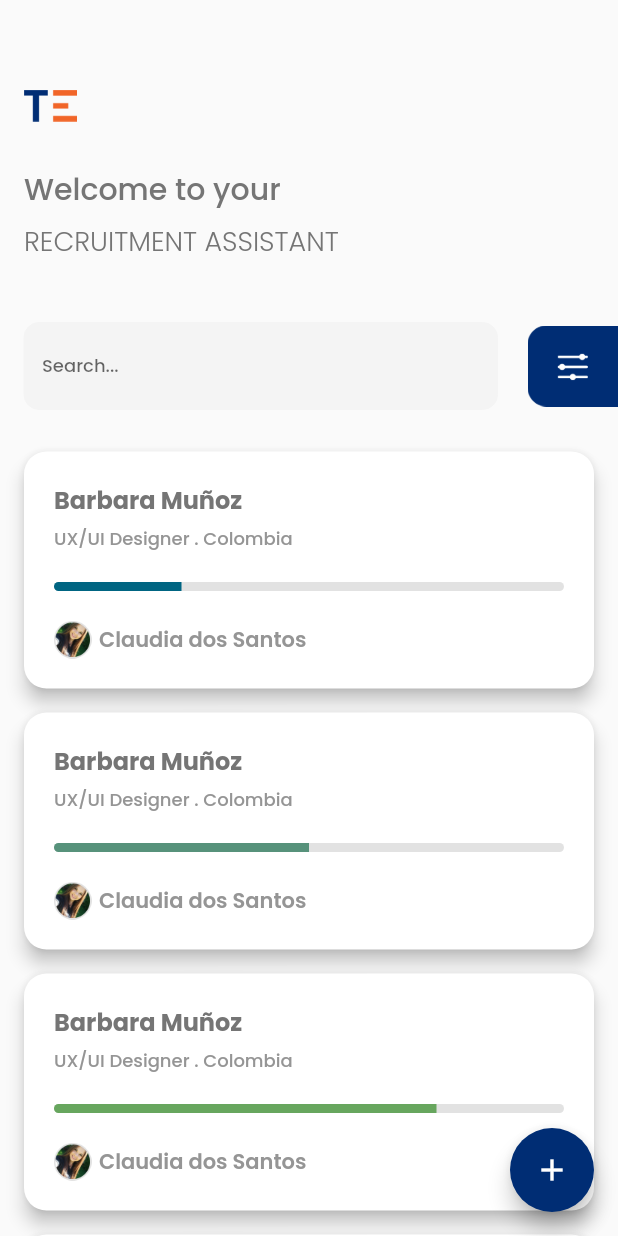
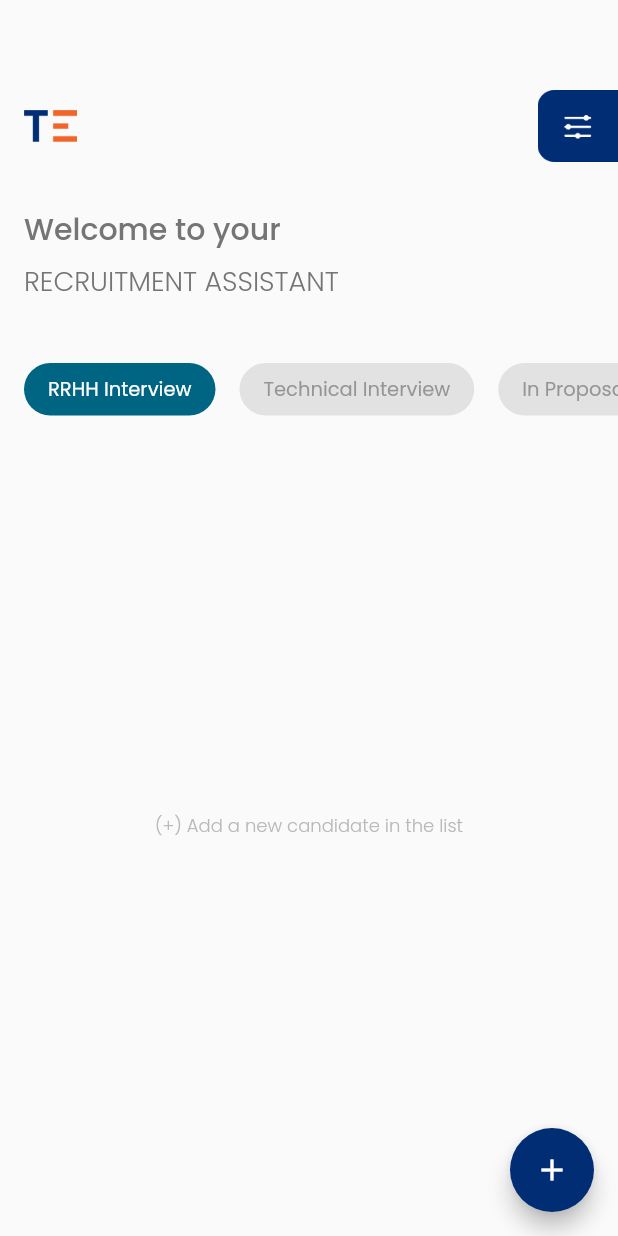
Before and after one commit to golomanos/RRHHassistant, a Flutter app: the screen it shows after launch, on a phone screen of 412 x 824 dp. Run offline on Flutter 3.47's test engine with Material 2 defaults, Android fonts, the phone set to English and light mode, and no system bars; our stand-ins replace google_fonts, sqflite; accounts and stored records are empty.

Commit message:
Dynamic table and chips

```diff
--- a/lib/src/pages/home_page.dart
+++ b/lib/src/pages/home_page.dart
@@ -1,7 +1,22 @@
 import 'package:flutter/material.dart';
+import 'package:terathon2020/src/providers/db_provider.dart';
+import 'package:terathon2020/src/models/interviewed_model.dart';
 
-class HomePage extends StatelessWidget {
+class HomePage extends StatefulWidget {
   const HomePage({Key key}) : super(key: key);
+  @override
+  _HomePageState createState() => _HomePageState();
+}
+
+class _HomePageState extends State<HomePage> {
+  List<Interviewed> _list = [];
+  int _activeChip = 1;
+
+  @override
+  void initState() {
+    super.initState();
+    _getListElements('RRHH Interview');
+  }
 
   @override
   Widget build(BuildContext context) {
@@ -18,13 +33,25 @@ class HomePage extends StatelessWidget {
           crossAxisAlignment: CrossAxisAlignment.start,
           children: [
             Container(
-              margin: EdgeInsets.only(top: 60.0, left: 16.0, right: 16.0),
+              margin: EdgeInsets.only(top: 60.0, left: 16.0, right: 0.0),
               child: Column(
                 crossAxisAlignment: CrossAxisAlignment.start,
                 children: [
-                  Image(
-                    image: AssetImage('assets/images/teravisionlogo.png'),
-                    height: 21.0,
+                  Row(
+                    children: [
+                      Expanded(
+                        child: Image(
+                          alignment: AlignmentDirectional.centerStart,
+                          image: AssetImage('assets/images/teravisionlogo.png'),
+                          height: 21.0,
+                        ),
+                      ),
+                      Container(
+                          child: Image(
+                        image: AssetImage('assets/images/filter_icon.png'),
+                        height: 48.0,
+                      )),
+                    ],
                   ),
                   SizedBox(
                     height: 30.0,
@@ -53,63 +80,8 @@ class HomePage extends StatelessWidget {
             SizedBox(
               height: 40.0,
             ),
-            Container(
-              margin: EdgeInsets.only(left: 16.0),
-              child: Row(
-                children: [
-                  Expanded(
-                      child: TextField(
-                          style: TextStyle(
-                              fontSize: 12.0, fontWeight: FontWeight.w500),
-                          cursorColor: Color.fromRGBO(0, 45, 116, 1),
-                          decoration: InputDecoration(
-                            filled: true,
-                            enabledBorder: OutlineInputBorder(
-                                borderRadius: BorderRadius.circular(10.0),
-                                borderSide: BorderSide(
-                                    width: 0.0,
-                                    color: Color.fromRGBO(244, 244, 244, 1))),
-                            focusedBorder: OutlineInputBorder(
-                                borderRadius: BorderRadius.circular(10.0),
-                                borderSide: BorderSide(
-                                    width: 0.0,
-                                    color: Color.fromRGBO(244, 244, 244, 1))),
-                            fillColor: Color.fromRGBO(244, 244, 244, 1),
-                            border: OutlineInputBorder(
-                              borderRadius: BorderRadius.circular(10.0),
-                            ),
-                            hintText: 'Search...',
-                          ),
-                          onChanged: (value) {})),
-                  Container(
-                      margin: EdgeInsets.only(left: 20.0),
-                      child: Image(
-                        image: AssetImage('assets/images/filter_icon.png'),
-                        height: 54.0,
-                      )),
-                ],
-              ),
-            ),
-            SizedBox(
-              height: 20.0,
-            ),
-            Expanded(
-                child: ListView(
-              children: [
-                _createCard(0.25),
-                _createCard(0.5),
-                _createCard(0.75),
-                _createCard(1.0),
-                _createCard(0.25),
-                _createCard(0.5),
-                _createCard(0.75),
-                _createCard(1.0),
-                _createCard(0.25),
-                _createCard(0.5),
-                _createCard(0.75),
-                _createCard(1.0),
-              ],
-            ))
+            Container(height: 35.0, child: _createChips(_activeChip)),
+            Expanded(child: _list.length > 0 ? _creaList() : _showMessage())
           ],
         ));
   }
@@ -171,8 +143,15 @@ class HomePage extends StatelessWidget {
     );
   }
 
+  void _getListElements(status) async {
+    _list = await DBProvider.db.applyFilters(status);
+    setState(() {});
+  }
+
   Color _getColor(double value) {
-    if (value == 0.25) {
+    if (value == 0.0) {
+      return Color.fromRGBO(117, 117, 117, 1);
+    } else if (value == 0.25) {
       return Color.fromRGBO(0, 101, 130, 1);
     } else if (value == 0.5) {
       return Color.fromRGBO(87, 146, 123, 1);
@@ -182,4 +161,144 @@ class HomePage extends StatelessWidget {
       return Color.fromRGBO(119, 185, 66, 1);
     }
   }
+
+  Widget _creaList() {
+    return ListView.builder(
+        itemCount: _list.length,
+        itemBuilder: (BuildContext context, int index) {
+          return _createCard(0.25);
+        });
+  }
+
+  Widget _showMessage() {
+    return Center(
+      child: Text(
+        '(+) Add a new candidate in the list',
+        style: TextStyle(
+            color: Color.fromRGBO(185, 185, 185, 1),
+            fontSize: 12.0,
+            fontWeight: FontWeight.w300),
+      ),
+    );
+  }
+
+  Widget _createChips(int active) {
+    return ListView(scrollDirection: Axis.horizontal, children: [
+      Container(
+        margin: EdgeInsets.only(left: 16),
+        child: RaisedButton(
+          elevation: 0.0,
+          onPressed: () {
+            _activeChip = 1;
+            _getListElements('RRHH Interview');
+          },
+          shape:  RoundedRectangleBorder(
+            borderRadius: BorderRadius.circular(20.0)
+          ),
+          color: active == 1 ?  Color.fromRGBO(0, 101, 130, 1) : Color.fromRGBO(226, 226, 226, 1),
+          child: Text(
+            'RRHH Interview',
+            style: TextStyle(
+                color: active == 1
+                    ? Colors.white
+                    : Color.fromRGBO(149, 149, 149, 1),
+                fontSize: 13.0,
+                fontWeight: FontWeight.w400),
+          ),
+        ),
+      ),
+      Container(
+        margin: EdgeInsets.only(left: 16),
+        child: RaisedButton(
+          elevation: 0.0,
+          onPressed: () {
+              _activeChip = 2;
+              _getListElements('Technical Interview');
+          },
+          shape:  RoundedRectangleBorder(
+            borderRadius: BorderRadius.circular(20.0)
+          ),
+          color: active == 2 ?  Color.fromRGBO(87, 146, 123, 1) : Color.fromRGBO(226, 226, 226, 1),
+          child: Text(
+            'Technical Interview',
+            style: TextStyle(
+                color: active == 2
+                    ? Colors.white
+                    : Color.fromRGBO(149, 149, 149, 1),
+                fontSize: 13.0,
+                fontWeight: FontWeight.w400),
+          ),
+        ),
+      ),
+      Container(
+        margin: EdgeInsets.only(left: 16),
+        child: RaisedButton(
+          elevation: 0.0,
+          onPressed: () {
+            _activeChip = 3;
+            _getListElements('In Proposal');
+          },
+          shape:  RoundedRectangleBorder(
+            borderRadius: BorderRadius.circular(20.0)
+          ),
+          color: active == 3 ?  Color.fromRGBO(103, 166, 94, 1) : Color.fromRGBO(226, 226, 226, 1),
+          child: Text(
+            'In Proposal',
+            style: TextStyle(
+                color: active == 3
+                    ? Colors.white
+                    : Color.fromRGBO(149, 149, 149, 1),
+                fontSize: 13.0,
+                fontWeight: FontWeight.w400),
+          ),
+        ),
+      ),
+      Container(
+        margin: EdgeInsets.only(left: 16),
+        child: RaisedButton(
+          elevation: 0.0,
+          onPressed: () {
+            _activeChip = 4;
+            _getListElements('Hired');
+          },
+          shape:  RoundedRectangleBorder(
+            borderRadius: BorderRadius.circular(20.0)
+          ),
+          color: active == 4 ?  Color.fromRGBO(119, 185, 66, 1) : Color.fromRGBO(226, 226, 226, 1),
+          child: Text(
+            'Hired',
+            style: TextStyle(
+                color: active == 4
+                    ? Colors.white
+                    : Color.fromRGBO(149, 149, 149, 1),
+                fontSize: 13.0,
+                fontWeight: FontWeight.w400),
+          ),
+        ),
+      ),
+      Container(
+        margin: EdgeInsets.only(left: 16),
+        child: RaisedButton(
+          elevation: 0.0,
+          onPressed: () {
+            _activeChip = 5;
+            _getListElements('Rejected');
+          },
+          shape:  RoundedRectangleBorder(
+            borderRadius: BorderRadius.circular(20.0)
+          ),
+          color: active == 5 ?  Color.fromRGBO(117, 117, 117, 1) : Color.fromRGBO(226, 226, 226, 1),
+          child: Text(
+            'Rejected',
+            style: TextStyle(
+                color: active == 5
+                    ? Colors.white
+                    : Color.fromRGBO(149, 149, 149, 1),
+                fontSize: 13.0,
+                fontWeight: FontWeight.w400),
+          ),
+        ),
+      ),
+    ]);
+  }
 }
--- a/lib/src/providers/db_provider.dart
+++ b/lib/src/providers/db_provider.dart
@@ -54,9 +54,9 @@ class DBProvider {
     return res;
   }
 
-  applyFilters(String status, String area, String interviewer) async {
+  applyFilters(String status) async {
     final db = await database;
-    var res = await db.rawQuery("SELECT * FROM interviewed WHERE status LIKE '%$status%' AND area LIKE '%$area%' AND rrhh_interviewer LIKE '%$interviewer%'");
+    var res = await db.rawQuery("SELECT * FROM interviewed WHERE status LIKE '%$status%'");
     List<Interviewed> list =
         res.isNotEmpty ? res.map((c) => Interviewed.fromMap(c)).toList() : [];
     return list;
```
